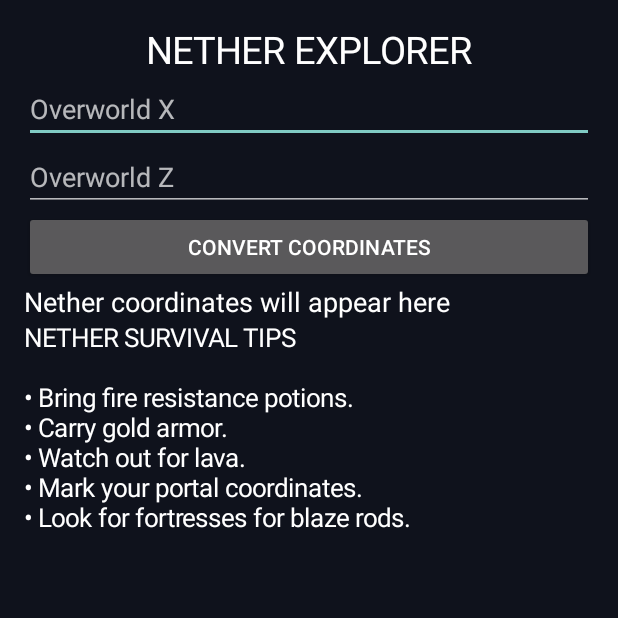
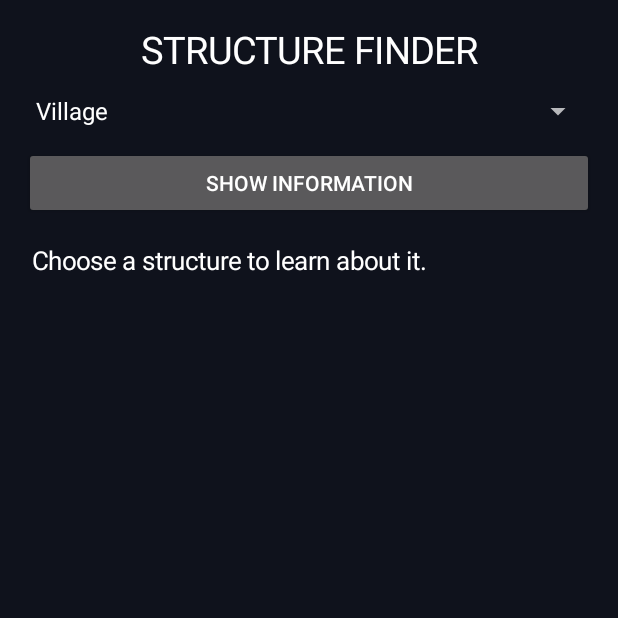
Before and after one commit to imnotfahhh-lgtm/README.md, an Android app: the screen it shows after launch (MainActivity), on a phone screen of 412 x 824 dp, the top half of it. Run offline under Robolectric (Android 15) with nearby library versions, the phone set to English and light mode, and no system bars.

Commit message:
Update MainActivity.kt

```diff
--- a/app/src/main/java/com/raindots/apollon/MainActivity.kt
+++ b/app/src/main/java/com/raindots/apollon/MainActivity.kt
@@ -1,3 +1,4 @@
+
 package com.raindots.apollon
 
 import android.app.Activity
@@ -17,62 +18,56 @@ class MainActivity : Activity() {
         }
 
         val title = TextView(this).apply {
-            text = "NETHER EXPLORER"
+            text = "STRUCTURE FINDER"
             textSize = 25f
             setTextColor(Color.WHITE)
             gravity = Gravity.CENTER
         }
 
-        val overworldX = EditText(this).apply {
-            hint = "Overworld X"
-            inputType = 2
+        val structures = arrayOf(
+            "Village",
+            "Ancient City",
+            "Stronghold",
+            "Nether Fortress",
+            "Bastion Remnant",
+            "Woodland Mansion",
+            "Ocean Monument"
+        )
+
+        val info = TextView(this).apply {
+            text = "Choose a structure to learn about it."
+            textSize = 17f
+            setTextColor(Color.WHITE)
+            setPadding(8, 24, 8, 24)
         }
 
-        val overworldZ = EditText(this).apply {
-            hint = "Overworld Z"
-            inputType = 2
+        val selector = Spinner(this).apply {
+            adapter = ArrayAdapter(
+                this@MainActivity,
+                android.R.layout.simple_spinner_dropdown_item,
+                structures
+            )
         }
 
-        val result = TextView(this).apply {
-            text = "Nether coordinates will appear here"
-            textSize = 18f
-            setTextColor(Color.WHITE)
-        }
-
-        val calculate = Button(this).apply {
-            text = "Convert Coordinates"
+        val showInfo = Button(this).apply {
+            text = "Show Information"
             setOnClickListener {
-                val x = overworldX.text.toString().toDoubleOrNull()
-                val z = overworldZ.text.toString().toDoubleOrNull()
-
-                if (x != null && z != null) {
-                    result.text = "Nether X: ${x / 8}\nNether Z: ${z / 8}"
-                } else {
-                    result.text = "Enter valid X and Z coordinates."
+                info.text = when (selector.selectedItem.toString()) {
+                    "Village" -> "Explore plains, deserts, savannas and snowy biomes."
+                    "Ancient City" -> "Search deep underground in the Deep Dark biome. Watch out for the Warden."
+                    "Stronghold" -> "Use Eyes of Ender to locate a stronghold and its End Portal."
+                    "Nether Fortress" -> "Explore the Nether. Look for dark brick bridges and blaze spawners."
+                    "Bastion Remnant" -> "Search the Nether for large blackstone structures. Beware of Piglin Brutes."
+                    "Woodland Mansion" -> "Explore dark forests. Bring strong armor and weapons."
+                    else -> "Search deep ocean biomes. Watch out for Guardians."
                 }
             }
         }
 
-        val tips = TextView(this).apply {
-            text = """
-                NETHER SURVIVAL TIPS
-
-                • Bring fire resistance potions.
-                • Carry gold armor.
-                • Watch out for lava.
-                • Mark your portal coordinates.
-                • Look for fortresses for blaze rods.
-            """.trimIndent()
-            textSize = 17f
-            setTextColor(Color.WHITE)
-        }
-
         layout.addView(title)
-        layout.addView(overworldX)
-        layout.addView(overworldZ)
-        layout.addView(calculate)
-        layout.addView(result)
-        layout.addView(tips)
+        layout.addView(selector)
+        layout.addView(showInfo)
+        layout.addView(info)
 
         setContentView(layout)
     }
```
